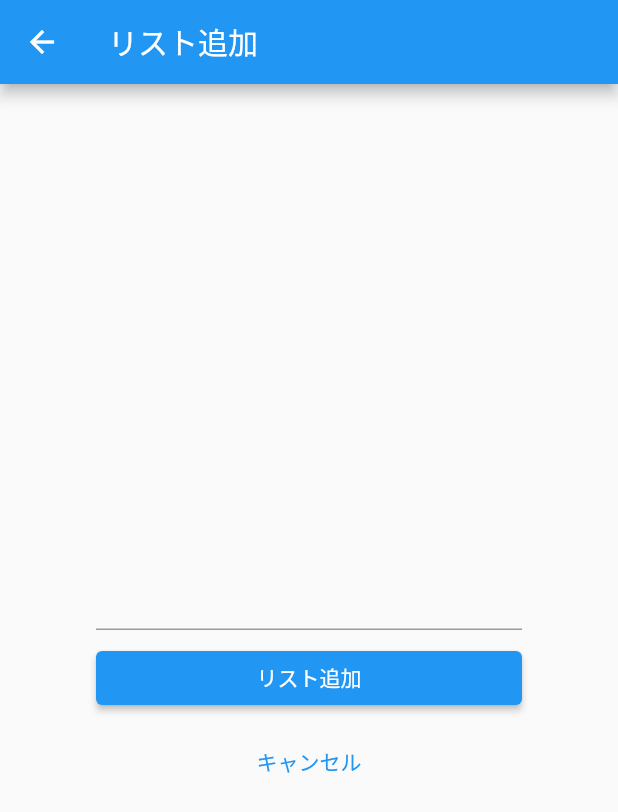
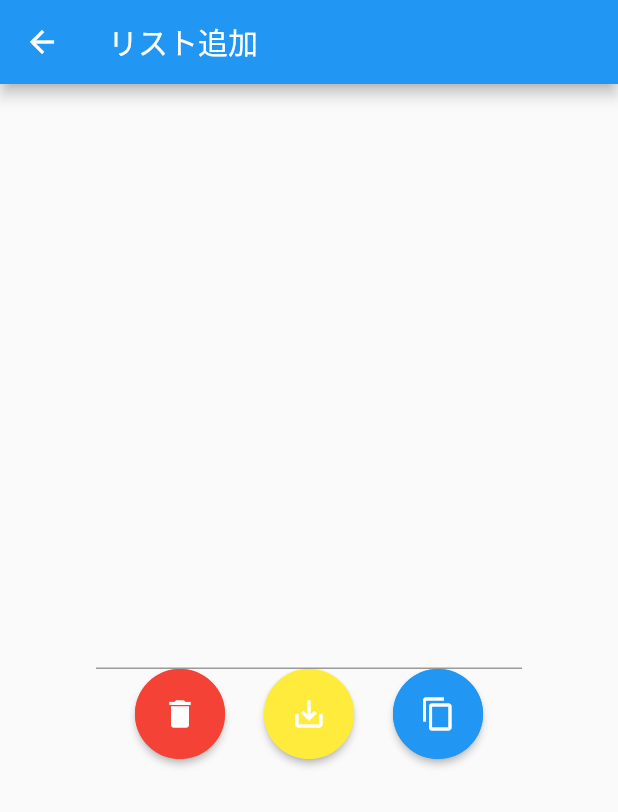
Before and after one commit to Keiji-morita/i-Listner-forfebularyHackathon, a Flutter app: the voiceTexter screen opened directly, on a phone screen of 412 x 824 dp. Shown: the top 812 px of the screen. Run offline on Flutter 3.47's test engine with Material 2 defaults, Android fonts, the phone set to English and light mode, and no system bars.

```diff
--- a/lib/voiceTexter.dart
+++ b/lib/voiceTexter.dart
@@ -37,34 +37,78 @@ class _voiceTexterState extends State<voiceTexter> {
                 });
               },
             ),
-            const SizedBox(height: 8),
-            Container(
-              // 横幅いっぱいに広げる
-              width: double.infinity,
-              // リスト追加ボタン
-              child: ElevatedButton(
-                onPressed: () {
-                  // "pop"で前の画面に戻る
-                  // "pop"の引数から前の画面にデータを渡す
-                  Navigator.of(context).pop(_text);
-                },
-                child: Text('リスト追加', style: TextStyle(color: Colors.white)),
+
+
+          Row(
+            mainAxisAlignment: MainAxisAlignment.spaceEvenly,
+            children: [
+
+            SizedBox(
+            height: 60,
+            width: 60,
+            child: ElevatedButton(
+              child: const Icon(Icons.delete),
+              style: ElevatedButton.styleFrom(
+                primary: Colors.red,
+                onPrimary: Colors.white,
+                shape: const CircleBorder(
+                  side: BorderSide(
+                    color: Colors.red,
+                    width: 1,
+                    style: BorderStyle.solid,
+                  ),
+                ),
               ),
+              onPressed: () {
+                Navigator.of(context).pop();
+              },
             ),
-            const SizedBox(height: 8),
-            Container(
-              // 横幅いっぱいに広げる
-              width: double.infinity,
-              // キャンセルボタン
-              child: TextButton(
-                // ボタンをクリックした時の処理
-                onPressed: () {
-                  // "pop"で前の画面に戻る
-                  Navigator.of(context).pop();
-                },
-                child: Text('キャンセル'),
+          ),
+
+          SizedBox(
+            height: 60,
+            width: 60,
+            child: ElevatedButton(
+              child: const Icon(Icons.save_alt),
+              style: ElevatedButton.styleFrom(
+                primary: Colors.yellow,
+                onPrimary: Colors.white,
+                shape: const CircleBorder(
+                  side: BorderSide(
+                    color: Colors.yellow,
+                    width: 1,
+                    style: BorderStyle.solid,
+                  ),
+                ),
               ),
+              onPressed: () {
+                Navigator.of(context).pop(_text);
+              },
             ),
+          ),
+
+          SizedBox(
+            height: 60,
+            width: 60,
+            child: ElevatedButton(
+              child: const Icon(Icons.content_copy),
+              style: ElevatedButton.styleFrom(
+                primary: Colors.blue,
+                onPrimary: Colors.white,
+                shape: const CircleBorder(
+                  side: BorderSide(
+                    color: Colors.blue,
+                    width: 1,
+                    style: BorderStyle.solid,
+                  ),
+                ),
+              ),
+              onPressed: () {},
+            ),
+          ),
+           ],
+         )
+
           ],
         ),
       ),
```
